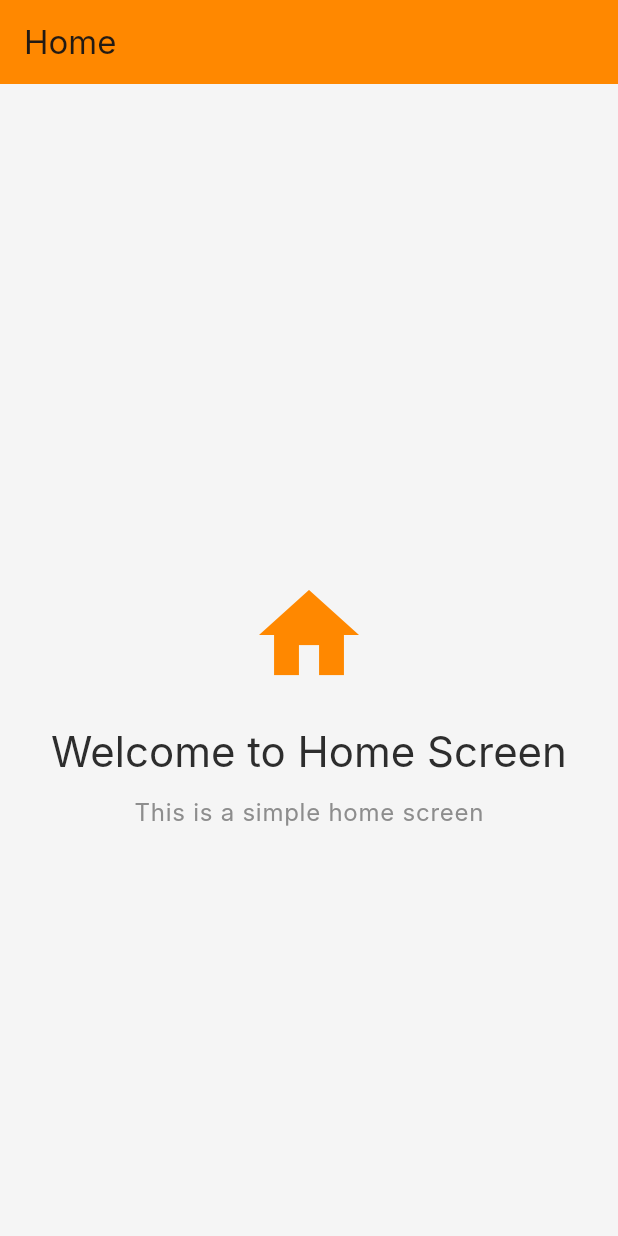
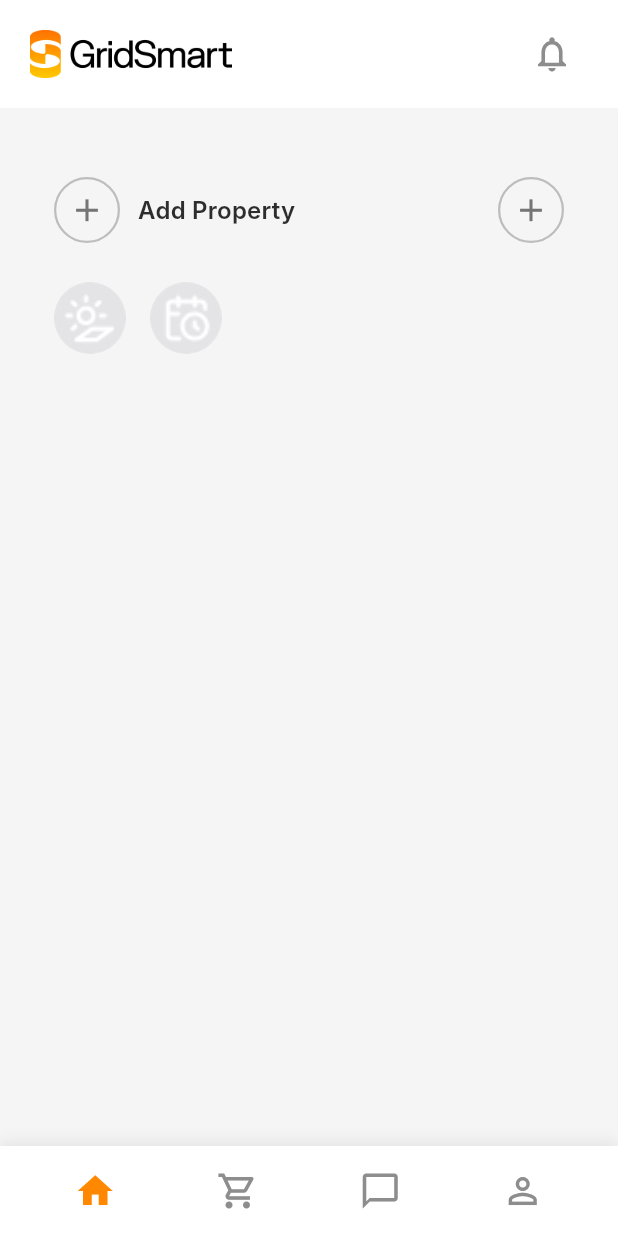
Before and after one commit to texttest37/gridPractice, a Flutter app: the HomeScreen screen opened directly, on a phone screen of 412 x 824 dp. Run offline on Flutter 3.47's test engine with Material 3 defaults, Android fonts, the phone set to English and light mode, and no system bars; Roboto replaces fonts that are missing (Inter).

Commit message:
home screen add property Section.

```diff
--- a/app/lib/src/viewmodels/login_view_model.dart
+++ b/app/lib/src/viewmodels/login_view_model.dart
@@ -45,7 +45,8 @@ class LoginViewModel extends BaseViewModel {
   }
 
   // Login with email and password
-  Future<void> login(String email, String password, BuildContext context) async {
+  Future<void> login(
+      String email, String password, BuildContext context) async {
     setLoading(true);
     clearError();
 
--- a/app/lib/src/views/screens/home_screen.dart
+++ b/app/lib/src/views/screens/home_screen.dart
@@ -3,6 +3,8 @@ import 'package:provider/provider.dart';
 import '../../viewmodels/home_view_model.dart';
 import '../../utils/constants/colors.dart';
 import '../widgets/app_background.dart';
+import '../widgets/app_header.dart';
+import '../widgets/custom_bottom_nav_bar.dart';
 
 class HomeScreen extends StatelessWidget {
   const HomeScreen({super.key});
@@ -14,42 +16,169 @@ class HomeScreen extends StatelessWidget {
       child: Consumer<HomeViewModel>(
         builder: (context, viewModel, child) {
           return Scaffold(
-            appBar: AppBar(
-              title: const Text('Home'),
-              backgroundColor: AppColors.primaryOrange,
+            backgroundColor: AppColors.white,
+            body: SafeArea(
+              child: Column(
+                children: [
+                  // Custom Header
+                  AppHeader(
+                    onNotificationTap: () {
+                      // Handle notification tap
+                      // TODO: Navigate to notifications screen
+                    },
                   ),
-            body: AppBackground(
+                  // Main Content
+                  Expanded(
+                    child: AppBackground(
                       topOffset: null, // No background shape for home screen
-              child: Center(
+                      child: Padding(
+                        padding: const EdgeInsets.all(20.0),
                         child: Column(
-                  mainAxisAlignment: MainAxisAlignment.center,
+                          crossAxisAlignment: CrossAxisAlignment.start,
                           children: [
-                    Icon(
-                      Icons.home,
-                      size: 80,
-                      color: AppColors.primaryOrange,
-                    ),
-                    const SizedBox(height: 20),
-                    Text(
-                      viewModel.welcomeMessage,
-                      style: Theme.of(context).textTheme.headlineMedium?.copyWith(
-                        color: AppColors.textPrimary,
+                            // Add Property Section
+                            _buildAddPropertySection(context),
+                          ],
                         ),
                       ),
-                    const SizedBox(height: 10),
-                    Text(
-                      viewModel.description,
-                      style: Theme.of(context).textTheme.bodyLarge?.copyWith(
-                        color: AppColors.textSecondary,
                     ),
                   ),
                 ],
               ),
             ),
+            // Bottom Navigation Bar
+            bottomNavigationBar: CustomBottomNavBar(
+              currentIndex: 0,
+              onTap: (index) {
+                // Handle navigation to different screens
+                // TODO: Implement navigation logic
+              },
             ),
           );
         },
       ),
     );
   }
+
+  Widget _buildAddPropertySection(BuildContext context) {
+    return Container(
+      padding: const EdgeInsets.all(16.0),
+      // decoration: BoxDecoration(
+      //   color: AppColors.white,
+      //   borderRadius: BorderRadius.circular(12),
+      //   border: Border.all(
+      //     color: Colors.grey.shade300,
+      //     width: 1,
+      //   ),
+      // ),
+      child: Column(
+        crossAxisAlignment: CrossAxisAlignment.start,
+        children: [
+          // Add Property Header
+          Row(
+            mainAxisAlignment: MainAxisAlignment.spaceBetween,
+            children: [
+              SizedBox(
+                width: 161,
+                height: 64,
+                child: Row(
+                  children: [
+                    Container(
+                      padding: const EdgeInsets.all(8),
+                      decoration: BoxDecoration(
+                        shape: BoxShape.circle,
+                        border: Border.all(
+                          color: Colors.grey.shade400,
+                          width: 1.5,
+                        ),
+                      ),
+                      child: Icon(
+                        Icons.add,
+                        color: Colors.grey.shade600,
+                        size: 25,
+                      ),
+                    ),
+                    const SizedBox(width: 12),
+                    Text(
+                      'Add Property',
+                      style: Theme.of(context).textTheme.titleMedium?.copyWith(
+                            color: AppColors.textPrimary,
+                            fontWeight: FontWeight.w600,
+                          ),
+                    ),
+                  ],
+                ),
+              ),
+              Container(
+                padding: const EdgeInsets.all(8),
+                decoration: BoxDecoration(
+                  shape: BoxShape.circle,
+                  border: Border.all(
+                    color: Colors.grey.shade400,
+                    width: 1.5,
+                  ),
+                ),
+                child: Icon(
+                  Icons.add,
+                  color: Colors.grey.shade600,
+                  size: 25,
+                ),
+              ),
+            ],
+          ),
+          const SizedBox(height: 16),
+          // Property Type Icons
+          Row(
+            children: [
+              _buildPropertyTypeIcon(
+                imagePath: 'assets/images/solarCycleGray.png',
+                onTap: () {
+                  // TODO: Handle residential property addition
+                },
+              ),
+              const SizedBox(width: 16),
+              _buildPropertyTypeIcon(
+                imagePath: 'assets/images/energyPlanGray.png',
+                onTap: () {
+                  // TODO: Handle commercial property addition
+                },
+              ),
+            ],
+          ),
+        ],
+      ),
+    );
   }
+
+  Widget _buildPropertyTypeIcon({
+    IconData? icon,
+    String? imagePath,
+    required VoidCallback onTap,
+  }) {
+    return GestureDetector(
+      onTap: onTap,
+      child: Container(
+        width: 48,
+        height: 48,
+        decoration: BoxDecoration(
+          shape: BoxShape.circle,
+          color: Colors.grey.shade200,
+        ),
+        child: imagePath != null && imagePath.isNotEmpty
+            ? ClipOval(
+                child: Image.asset(
+                  imagePath,
+                  width: 24,
+                  height: 24,
+                  fit: BoxFit.cover,
+                ),
+              )
+            : Icon(
+                icon ?? Icons.home,
+                color: Colors.grey.shade500,
+                size: 24,
+              ),
+      ),
+    );
+  }
+}
--- /dev/null
+++ b/app/lib/src/views/screens/main_navigation_screen.dart
@@ -0,0 +1,67 @@
+import 'package:flutter/material.dart';
+import '../widgets/custom_bottom_nav_bar.dart';
+import 'home_screen.dart';
+
+class MainNavigationScreen extends StatefulWidget {
+  const MainNavigationScreen({super.key});
+
+  @override
+  State<MainNavigationScreen> createState() => _MainNavigationScreenState();
+}
+
+class _MainNavigationScreenState extends State<MainNavigationScreen> {
+  int _currentIndex = 0;
+
+  // Placeholder screens for other tabs
+  final List<Widget> _screens = [
+    const HomeScreen(),
+    const PlaceholderScreen(title: 'Cart'),
+    const PlaceholderScreen(title: 'Messages'),
+    const PlaceholderScreen(title: 'Profile'),
+  ];
+
+  void _onTabTapped(int index) {
+    setState(() {
+      _currentIndex = index;
+    });
+  }
+
+  @override
+  Widget build(BuildContext context) {
+    return Scaffold(
+      body: IndexedStack(
+        index: _currentIndex,
+        children: _screens,
+      ),
+      bottomNavigationBar: CustomBottomNavBar(
+        currentIndex: _currentIndex,
+        onTap: _onTabTapped,
+      ),
+    );
+  }
+}
+
+// Placeholder screen for tabs that don't have screens yet
+class PlaceholderScreen extends StatelessWidget {
+  final String title;
+
+  const PlaceholderScreen({
+    super.key,
+    required this.title,
+  });
+
+  @override
+  Widget build(BuildContext context) {
+    return Scaffold(
+      appBar: AppBar(
+        title: Text(title),
+      ),
+      body: Center(
+        child: Text(
+          '$title Screen',
+          style: Theme.of(context).textTheme.headlineMedium,
+        ),
+      ),
+    );
+  }
+}
--- a/app/lib/src/views/screens/splash_screen.dart
+++ b/app/lib/src/views/screens/splash_screen.dart
@@ -1,8 +1,8 @@
+import 'package:app/src/views/screens/login_screen.dart';
 import 'package:flutter/material.dart';
 import 'package:provider/provider.dart';
 import '../../viewmodels/splash_view_model.dart';
 import '../../utils/constants/colors.dart';
-import 'signup_screen.dart';
 
 class SplashScreen extends StatefulWidget {
   const SplashScreen({super.key});
@@ -17,7 +17,7 @@ class _SplashScreenState extends State<SplashScreen> {
 
     if (mounted && viewModel.isInitialized) {
       Navigator.of(context).pushReplacement(
-        MaterialPageRoute(builder: (context) => const SignupScreen()),
+        MaterialPageRoute(builder: (context) => const LoginScreen()),
       );
     }
   }
--- a/app/lib/src/views/screens/verification_success_screen.dart
+++ b/app/lib/src/views/screens/verification_success_screen.dart
@@ -2,6 +2,8 @@ import 'package:flutter/material.dart';
 import '../../utils/constants/colors.dart';
 import '../widgets/onboarding_header.dart';
 import '../widgets/app_background.dart';
+import '../widgets/custom_button.dart';
+import 'main_navigation_screen.dart';
 
 class VerificationSuccessScreen extends StatelessWidget {
   const VerificationSuccessScreen({super.key});
@@ -86,6 +88,20 @@ class VerificationSuccessScreen extends StatelessWidget {
                       fontWeight: FontWeight.w400,
                     ),
                   ),
+
+                  SizedBox(height: isSmallScreen ? 48 : 64),
+
+                  // Continue button
+                  CustomButton(
+                    text: 'Continue',
+                    onPressed: () {
+                      Navigator.of(context).pushReplacement(
+                        MaterialPageRoute(
+                          builder: (context) => const MainNavigationScreen(),
+                        ),
+                      );
+                    },
+                  ),
                 ],
               ),
             ),
--- /dev/null
+++ b/app/lib/src/views/widgets/app_header.dart
@@ -0,0 +1,52 @@
+import 'package:flutter/material.dart';
+import '../../utils/constants/colors.dart';
+
+class AppHeader extends StatelessWidget {
+  final VoidCallback? onNotificationTap;
+
+  const AppHeader({
+    super.key,
+    this.onNotificationTap,
+  });
+
+  @override
+  Widget build(BuildContext context) {
+    return Container(
+      padding: const EdgeInsets.symmetric(horizontal: 20, vertical: 12),
+      decoration: BoxDecoration(
+        color: AppColors.white,
+        boxShadow: [
+          BoxShadow(
+            color: Colors.black.withValues(alpha: 0.05),
+            blurRadius: 4,
+            offset: const Offset(0, 2),
+          ),
+        ],
+      ),
+      child: Row(
+        mainAxisAlignment: MainAxisAlignment.spaceBetween,
+        children: [
+          // GridSmart Logo
+          Image.asset(
+            'assets/images/gridsmart_logo.png',
+            height: 32,
+            fit: BoxFit.contain,
+          ),
+          // Notification Bell Icon
+          IconButton(
+            icon: Icon(
+              Icons.notifications_outlined,
+              color: AppColors.textSecondary,
+              size: 28,
+            ),
+            onPressed: onNotificationTap ?? () {
+              // Default behavior - can be overridden
+            },
+            padding: EdgeInsets.zero,
+            constraints: const BoxConstraints(),
+          ),
+        ],
+      ),
+    );
+  }
+}
--- /dev/null
+++ b/app/lib/src/views/widgets/custom_bottom_nav_bar.dart
@@ -0,0 +1,78 @@
+import 'package:flutter/material.dart';
+import '../../utils/constants/colors.dart';
+
+class CustomBottomNavBar extends StatelessWidget {
+  final int currentIndex;
+  final ValueChanged<int> onTap;
+
+  const CustomBottomNavBar({
+    super.key,
+    required this.currentIndex,
+    required this.onTap,
+  });
+
+  @override
+  Widget build(BuildContext context) {
+    return Container(
+      decoration: BoxDecoration(
+        color: AppColors.white,
+        boxShadow: [
+          BoxShadow(
+            color: Colors.black.withValues(alpha: 0.08),
+            blurRadius: 8,
+            offset: const Offset(0, -2),
+          ),
+        ],
+      ),
+      child: SafeArea(
+        child: Padding(
+          padding: const EdgeInsets.symmetric(horizontal: 16, vertical: 8),
+          child: Row(
+            mainAxisAlignment: MainAxisAlignment.spaceAround,
+            children: [
+              _buildNavItem(
+                icon: Icons.home,
+                index: 0,
+                isActive: currentIndex == 0,
+              ),
+              _buildNavItem(
+                icon: Icons.shopping_cart_outlined,
+                index: 1,
+                isActive: currentIndex == 1,
+              ),
+              _buildNavItem(
+                icon: Icons.chat_bubble_outline,
+                index: 2,
+                isActive: currentIndex == 2,
+              ),
+              _buildNavItem(
+                icon: Icons.person_outline,
+                index: 3,
+                isActive: currentIndex == 3,
+              ),
+            ],
+          ),
+        ),
+      ),
+    );
+  }
+
+  Widget _buildNavItem({
+    required IconData icon,
+    required int index,
+    required bool isActive,
+  }) {
+    return GestureDetector(
+      onTap: () => onTap(index),
+      behavior: HitTestBehavior.opaque,
+      child: Container(
+        padding: const EdgeInsets.symmetric(horizontal: 16, vertical: 8),
+        child: Icon(
+          icon,
+          size: 28,
+          color: isActive ? AppColors.primaryOrange : AppColors.textSecondary,
+        ),
+      ),
+    );
+  }
+}
```
Also changed, not shown: app/assets/images/energyPlanEnable.png (added), app/assets/images/energyPlanGray.png (added), app/assets/images/solarCycleEnable.png (added), app/assets/images/solarCycleGray.png (added). Lines whose indentation alone changed are shown as unchanged.
